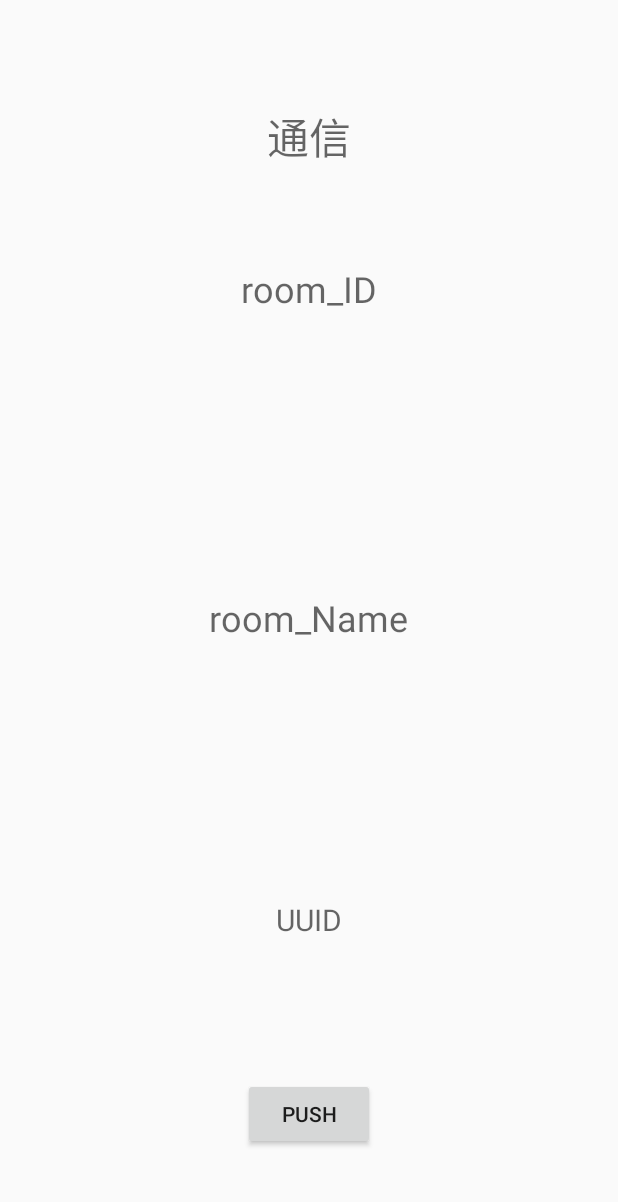
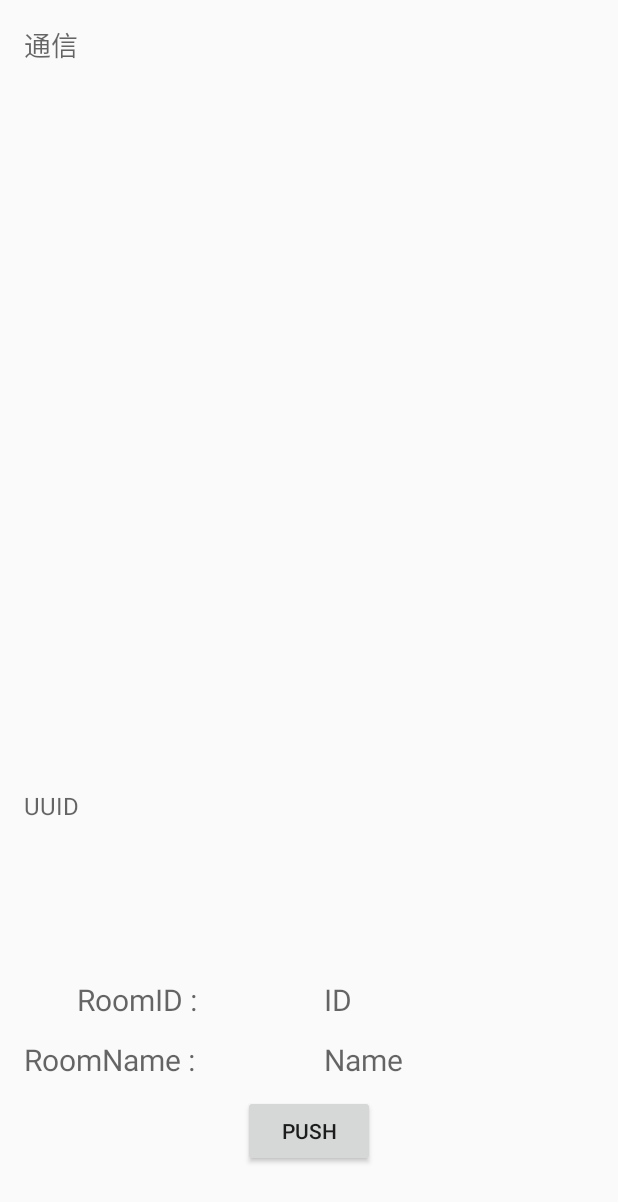
Before and after one commit to YuuAdachi/Beaconproject, an Android app: the screen it shows after launch (MainActivity), on a phone screen of 412 x 824 dp. Shown: the top 1202 px of the screen. Run offline under Robolectric (Android 15) with nearby library versions, the phone set to English and light mode, and no system bars; libraries missing offline, so code that uses them is left out: org.altbeacon.beacon.

Commit message:
レイアウト変更しました

```diff
--- a/app/src/main/res/layout/activity_main.xml
+++ b/app/src/main/res/layout/activity_main.xml
@@ -12,10 +12,8 @@
         android:textAppearance="?android:attr/textAppearanceMedium"
         android:text="UUID"
         android:id="@+id/uuid"
-        android:textSize="20sp"
-        android:layout_above="@+id/button"
-        android:layout_centerHorizontal="true"
-        android:layout_marginBottom="92dp" />
+        android:textSize="16sp"
+        android:layout_marginTop="510dp" />
 
     <Button
         android:layout_width="wrap_content"
@@ -24,7 +22,7 @@
         android:id="@+id/button"
         android:layout_alignParentBottom="true"
         android:layout_centerHorizontal="true"
-        android:layout_marginBottom="41dp"
+        android:layout_marginBottom="30dp"
         android:onClick="OnClick" />
 
     <TextView
@@ -33,29 +31,49 @@
         android:textAppearance="?android:attr/textAppearanceMedium"
         android:text="通信"
         android:id="@+id/myTextView"
-        android:textSize="28sp"
-        android:layout_alignParentTop="true"
-        android:layout_centerHorizontal="true"
-        android:layout_marginTop="54dp" />
+        android:textSize="18sp"
+        android:layout_gravity="right"/>
 
     <TextView
         android:layout_width="wrap_content"
         android:layout_height="wrap_content"
         android:textAppearance="?android:attr/textAppearanceMedium"
-        android:id="@+id/room_id"
-        android:layout_below="@+id/myTextView"
-        android:layout_centerHorizontal="true"
-        android:layout_marginTop="64dp"
-        android:text="room_ID"
-        android:textSize="24sp" />
+        android:text="RoomName :"
+        android:id="@+id/textView2"
+        android:layout_above="@+id/button"
+        android:layout_marginBottom="10sp"
+        android:layout_marginLeft="0sp"
+        android:textSize="20sp" />
 
     <TextView
         android:layout_width="wrap_content"
         android:layout_height="wrap_content"
         android:textAppearance="?android:attr/textAppearanceMedium"
-        android:text="room_Name"
+        android:text="RoomID :"
+        android:layout_above="@+id/button"
+        android:layout_marginBottom="50sp"
+        android:layout_marginLeft="35sp"
+        android:textSize="20sp" />
+
+    <TextView
+        android:text="ID"
+        android:layout_width="wrap_content"
+        android:layout_height="wrap_content"
+        android:textAppearance="?android:attr/textAppearanceMedium"
+        android:id="@+id/room_id"
+        android:layout_above="@+id/button"
+        android:layout_marginBottom="50sp"
+        android:layout_marginLeft="200sp"
+        android:textSize="20sp" />
+
+    <TextView
+        android:text="Name"
+        android:layout_width="wrap_content"
+        android:layout_height="wrap_content"
+        android:textAppearance="?android:attr/textAppearanceMedium"
         android:id="@+id/room_name"
-        android:layout_centerVertical="true"
-        android:layout_centerHorizontal="true"
-        android:textSize="24sp" />
+        android:layout_above="@+id/button"
+        android:layout_marginBottom="10sp"
+        android:layout_marginLeft="200sp"
+        android:textSize="20sp" />
 </RelativeLayout>
```
Also changed, not shown: app/src/main/res/drawable/aitmap_sample.png (added), app/src/main/res/drawable/aitmap_sample_11.png (added), app/src/main/res/drawable/aitmap_sample_11ex.png (added), app/src/main/res/drawable/aitmap_sample_13.png (added), app/src/main/res/drawable/aitmap_sample_4.png (added), app/src/main/res/drawable/aitmap_sample_6.png (added), 1 other file.
